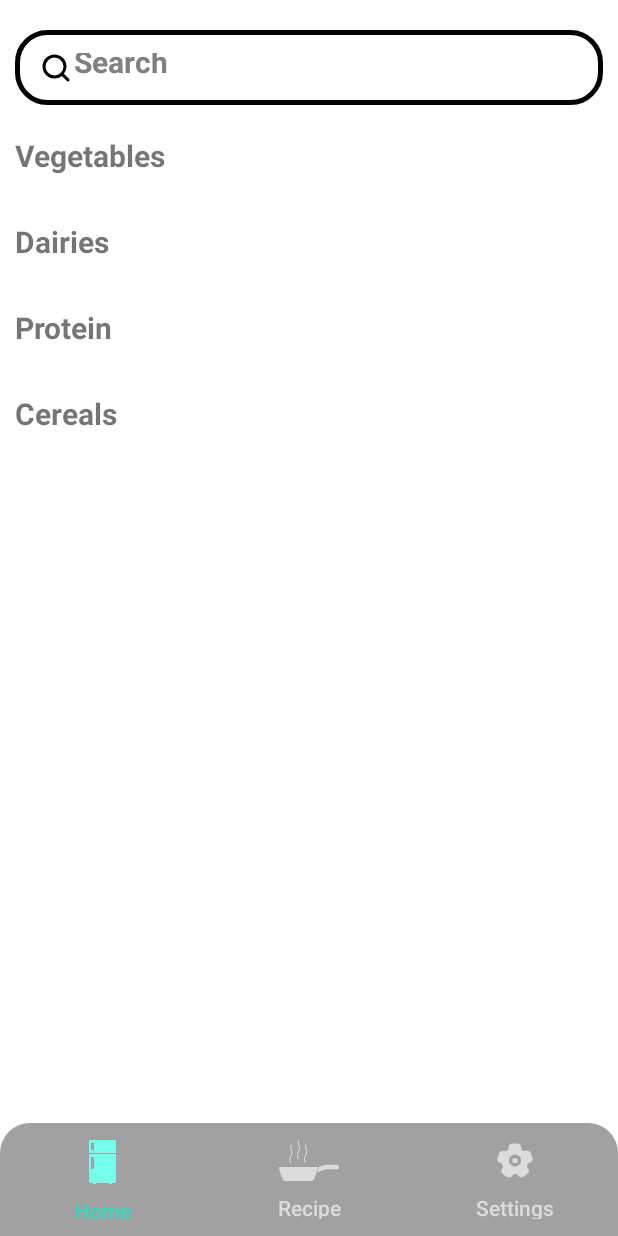
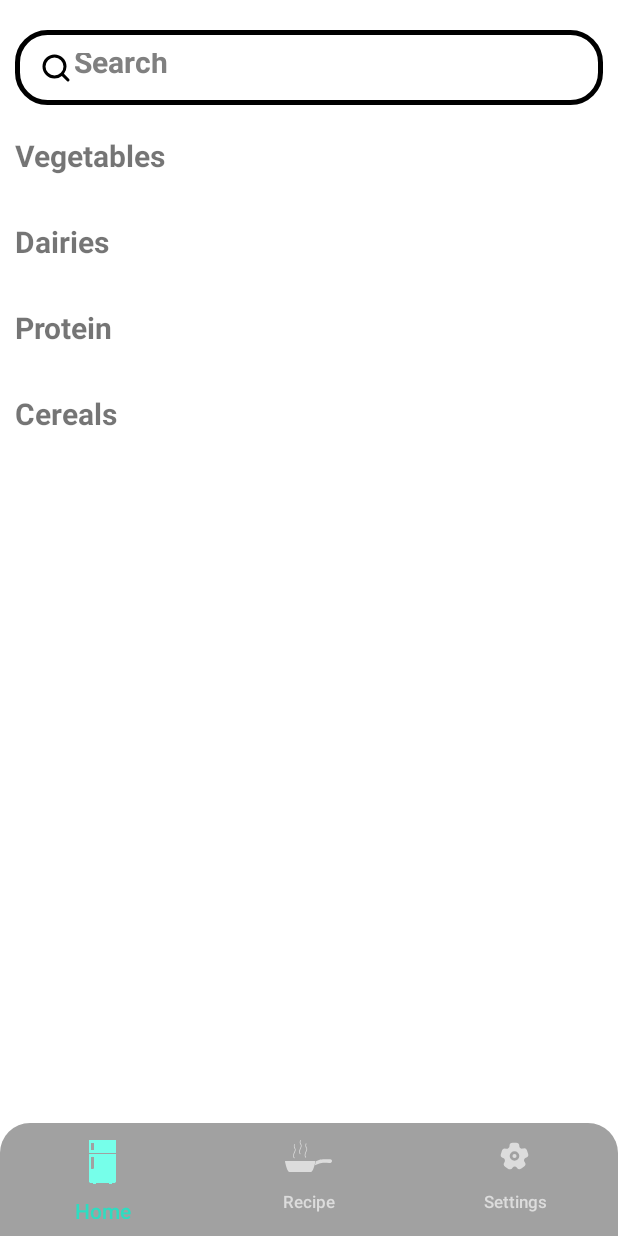
Before and after one commit to Southl3ader/YaghchalApp, an Android app built with Jetpack Compose: the screen it shows after launch (FridgeActivity), on a phone screen of 412 x 824 dp. Run offline under Robolectric (Android 15) with nearby library versions, the phone set to English and light mode, and no system bars.

Commit message:
Bottom Menu icon Changes on Select

```diff
--- a/app/src/main/java/com/example/yaghjava/RecyclerViewItemsAdapter.java
+++ b/app/src/main/java/com/example/yaghjava/RecyclerViewItemsAdapter.java
@@ -9,6 +9,7 @@ import android.widget.ImageView;
 import android.widget.TextView;
 
 import androidx.annotation.NonNull;
+import androidx.compose.ui.BiasAbsoluteAlignment;
 import androidx.recyclerview.widget.RecyclerView;
 
 public class RecyclerViewItemsAdapter extends RecyclerView.Adapter<RecyclerViewItemsAdapter.ViewHolder> {
--- /dev/null
+++ b/app/src/main/res/drawable/ic_recipe_unselect.xml
@@ -0,0 +1,21 @@
+<vector xmlns:android="http://schemas.android.com/apk/res/android"
+    android:width="31.1dp"
+    android:height="21dp"
+    android:viewportWidth="100"
+    android:viewportHeight="50.99">
+  <path
+      android:fillColor="#FF000000"
+      android:pathData="M55,50.99L9.65,50.99C5,50.99 1.07,38.22 0,34.51a0.79,0.79 0,0 1,0.76 -1h63.1a0.78,0.78 0,0 1,0.76 1C63.61,38.22 59.7,50.99 55,50.99Z"/>
+  <path
+      android:fillColor="#FF000000"
+      android:pathData="M96.46,30.77l-3.31,0c-6,0.08 -14.7,-0.74 -20.62,1.07L67,33.27a2.11,2.11 0,0 0,-1.48 1.4l-1.82,5.66 9.37,-2.81c5.72,-1.93 14.71,-1 20.78,-1l2.58,0c2,0 3.59,-1.36 3.54,-3h0C100,31.97 98.38,30.75 96.46,30.77Z"/>
+  <path
+      android:fillColor="#FF000000"
+      android:pathData="M19.75,6.61A5.81,5.81 0,0 0,19.19 11.85a6.76,6.76 0,0 0,1.44 2c1,1.18 0.54,2.64 -0.13,3.87 -1.17,2.12 -2.66,4 -3,6.47 -0.22,1.7 0.15,4.13 1.92,4.9 0.88,0.38 1.64,-0.91 0.76,-1.29 -2,-0.88 -1.2,-4.24 -0.52,-5.73 0.86,-1.86 2.35,-3.42 2.87,-5.44 0.48,-1.86 -0.19,-3 -1.37,-4.37a4.19,4.19 0,0 1,-0.14 -4.94c0.57,-0.78 -0.74,-1.53 -1.3,-0.75Z"/>
+  <path
+      android:fillColor="#FF000000"
+      android:pathData="M32.42,0.33a5.8,5.8 0,0 0,-0.57 5.26,7 7,0 0,0 1.44,2c1,1.18 0.55,2.64 -0.13,3.87 -1.16,2.13 -2.66,4 -3,6.48 -0.21,1.69 0.15,4.12 1.92,4.89 0.88,0.39 1.64,-0.91 0.76,-1.29 -2,-0.88 -1.2,-4.23 -0.51,-5.73 0.85,-1.86 2.35,-3.42 2.86,-5.43 0.48,-1.86 -0.19,-3 -1.36,-4.38a4.17,4.17 0,0 1,-0.15 -4.94c0.57,-0.78 -0.73,-1.53 -1.29,-0.75Z"/>
+  <path
+      android:fillColor="#FF000000"
+      android:pathData="M44.24,5.57A5.83,5.83 0,0 0,43.67 10.85a7.08,7.08 0,0 0,1.44 2c1,1.18 0.55,2.64 -0.13,3.87 -1.16,2.12 -2.66,4 -3,6.47 -0.21,1.69 0.16,4.13 1.92,4.9 0.88,0.38 1.64,-0.91 0.76,-1.29 -2,-0.89 -1.19,-4.24 -0.51,-5.73 0.85,-1.86 2.35,-3.42 2.86,-5.44 0.48,-1.86 -0.19,-3 -1.36,-4.37a4.17,4.17 0,0 1,-0.15 -4.94c0.57,-0.78 -0.73,-1.53 -1.29,-0.76Z"/>
+</vector>
--- /dev/null
+++ b/app/src/main/res/drawable/ic_settings_unselect.xml
@@ -0,0 +1,17 @@
+<vector xmlns:android="http://schemas.android.com/apk/res/android"
+    android:width="21.77dp"
+    android:height="21dp"
+    android:viewportWidth="24"
+    android:viewportHeight="24">
+  <path
+      android:fillColor="#FF000000"
+      android:pathData="M0,0h24v24h-24z"
+      android:strokeAlpha="0"
+      android:fillAlpha="0"/>
+  <path
+      android:fillColor="#FF000000"
+      android:pathData="M12,12m-1.5,0a1.5,1.5 0,1 1,3 0a1.5,1.5 0,1 1,-3 0"/>
+  <path
+      android:fillColor="#FF000000"
+      android:pathData="M21.89,10.32L21.1,7.8a2.26,2.26 0,0 0,-2.88 -1.51l-0.34,0.11a1.74,1.74 0,0 1,-1.59 -0.26l-0.11,-0.08a1.76,1.76 0,0 1,-0.69 -1.43v-0.28a2.37,2.37 0,0 0,-0.68 -1.68,2.26 2.26,0 0,0 -1.6,-0.67h-2.55a2.32,2.32 0,0 0,-2.29 2.33v0.24a1.94,1.94 0,0 1,-0.73 1.51l-0.13,0.1a1.93,1.93 0,0 1,-1.78 0.29,2.14 2.14,0 0,0 -1.68,0.12 2.18,2.18 0,0 0,-1.12 1.33l-0.82,2.6a2.34,2.34 0,0 0,1.48 2.94h0.16a1.83,1.83 0,0 1,1.12 1.22l0.06,0.16a2.06,2.06 0,0 1,-0.23 1.86,2.37 2.37,0 0,0 0.49,3.3l2.07,1.57a2.25,2.25 0,0 0,1.35 0.43A2,2 0,0 0,9 22a2.25,2.25 0,0 0,1.47 -1l0.23,-0.33a1.8,1.8 0,0 1,1.43 -0.77,1.75 1.75,0 0,1 1.5,0.78l0.12,0.17a2.24,2.24 0,0 0,3.22 0.53L19,19.86a2.38,2.38 0,0 0,0.5 -3.23l-0.26,-0.38A2,2 0,0 1,19 14.6a1.89,1.89 0,0 1,1.21 -1.28l0.2,-0.07a2.36,2.36 0,0 0,1.48 -2.93zM12,15.5a3.5,3.5 0,1 1,3.5 -3.5,3.5 3.5,0 0,1 -3.5,3.5z"/>
+</vector>
--- a/app/src/main/res/layout/activity_fridge.xml
+++ b/app/src/main/res/layout/activity_fridge.xml
@@ -150,10 +150,11 @@
             android:layout_gravity="center_horizontal"
             android:layout_weight="1"
             android:backgroundTint="#A1A1A1"
-            android:drawableTop="@drawable/ic_recipe"
+            android:drawableTop="@drawable/ic_recipe_unselect"
             android:drawableTint="@color/MenuDeselect"
             android:padding="5dp"
             android:text="Recipe"
+            android:textSize="11.5dp"
             android:textAllCaps="false"
             android:textColor="@color/MenuDeselect"
             app:cornerRadius="15dp"></Button>
@@ -167,10 +168,11 @@
             android:layout_gravity="center_horizontal|end"
             android:layout_weight="1"
             android:backgroundTint="#A1A1A1"
-            android:drawableTop="@drawable/ic_settings"
+            android:drawableTop="@drawable/ic_settings_unselect"
             android:drawableTint="@color/MenuDeselect"
             android:padding="5dp"
             android:text="Settings"
+            android:textSize="11.5dp"
             android:textAllCaps="false"
             android:textColor="@color/MenuDeselect"
             app:cornerRadius="15dp"></Button>
--- a/app/src/main/res/layout/recipe_activity.xml
+++ b/app/src/main/res/layout/recipe_activity.xml
@@ -57,11 +57,12 @@
             android:layout_height="match_parent"
             android:layout_weight="1"
             android:backgroundTint="#A1A1A1"
-            android:drawableTop="@drawable/ic_fridge"
+            android:drawableTop="@drawable/ic_fridge_unselect"
             android:drawableTint="@color/MenuDeselect"
             android:hapticFeedbackEnabled="false"
             android:padding="5dp"
             android:text="Home"
+            android:textSize="11.5dp"
             android:textAlignment="center"
             android:textAllCaps="false"
             android:textColor="@color/MenuDeselect"
@@ -93,10 +94,11 @@
             android:layout_gravity="center_horizontal|end"
             android:layout_weight="1"
             android:backgroundTint="#A1A1A1"
-            android:drawableTop="@drawable/ic_settings"
+            android:drawableTop="@drawable/ic_settings_unselect"
             android:drawableTint="@color/MenuDeselect"
             android:padding="5dp"
             android:text="Settings"
+            android:textSize="11.5dp"
             android:textAllCaps="false"
             android:textColor="@color/MenuDeselect"
             app:cornerRadius="15dp"></Button>
--- a/app/src/main/res/layout/settings_activity.xml
+++ b/app/src/main/res/layout/settings_activity.xml
@@ -57,11 +57,12 @@
             android:layout_height="match_parent"
             android:layout_weight="1"
             android:backgroundTint="#A1A1A1"
-            android:drawableTop="@drawable/ic_fridge"
+            android:drawableTop="@drawable/ic_fridge_unselect"
             android:drawableTint="@color/MenuDeselect"
             android:hapticFeedbackEnabled="false"
             android:padding="5dp"
             android:text="Home"
+            android:textSize="11.5dp"
             android:textAlignment="center"
             android:textAllCaps="false"
             android:textColor="@color/MenuDeselect"
@@ -76,10 +77,11 @@
             android:layout_gravity="center_horizontal"
             android:layout_weight="1"
             android:backgroundTint="#A1A1A1"
-            android:drawableTop="@drawable/ic_recipe"
+            android:drawableTop="@drawable/ic_recipe_unselect"
             android:drawableTint="@color/MenuDeselect"
             android:padding="5dp"
             android:text="Recipe"
+            android:textSize="11.5dp"
             android:textAllCaps="false"
             android:textColor="@color/MenuDeselect"
             app:cornerRadius="15dp"></Button>
```
Also changed, not shown: app/src/main/java/com/example/yaghjava/RecyclerViewSearchAdapter.java (+3 -4 lines), app/src/main/res/drawable/ic_fridge_unselect.xml (added, +18 -0 lines).
